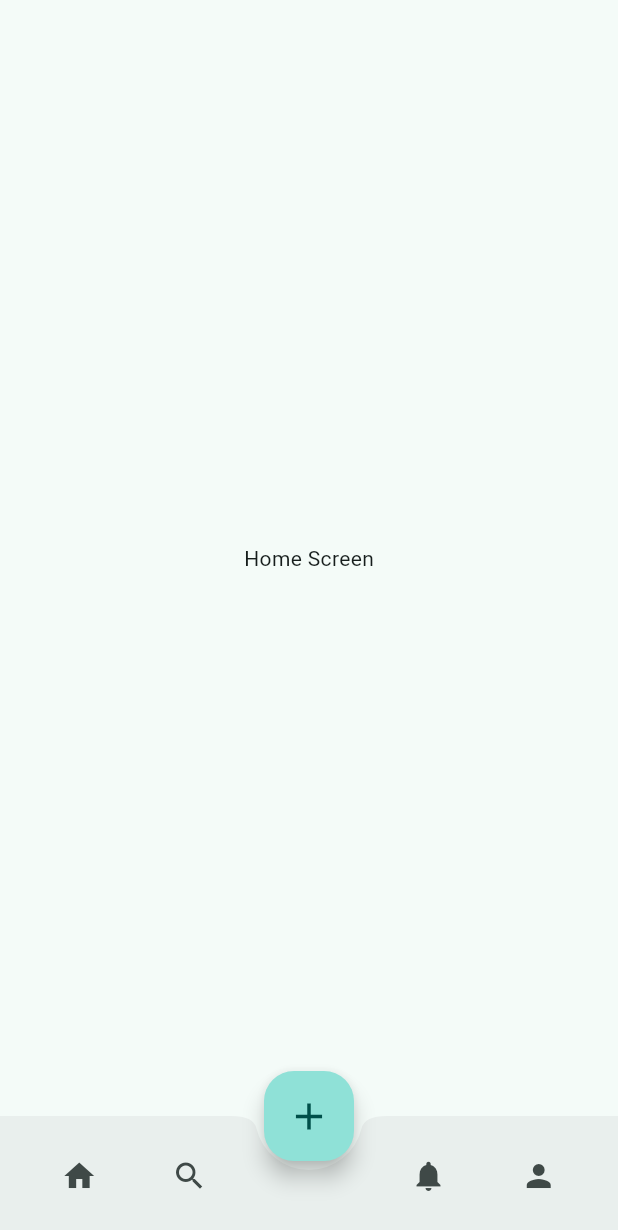
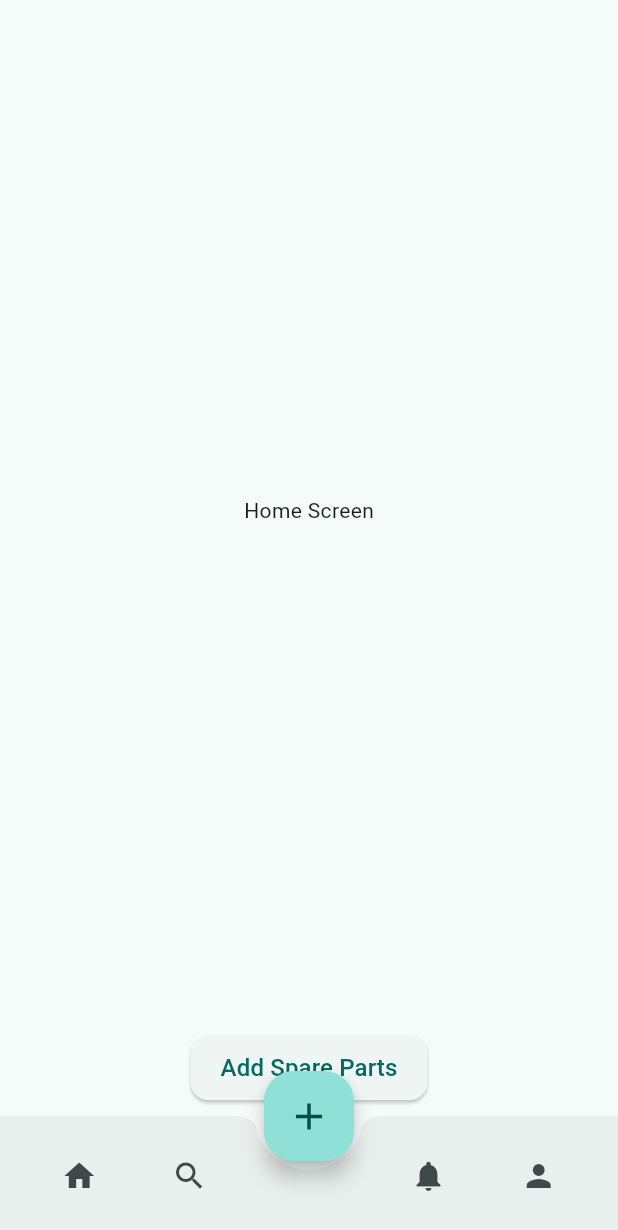
Before and after one commit to Biker-Mice/Client, a Flutter app: the screen it shows after launch, on a phone screen of 412 x 824 dp. Shown: the top 1230 px of the screen. Run offline on Flutter 3.47's test engine with Material 3 defaults, Android fonts, the phone set to English and light mode, and no system bars.

Commit message:
add parts added

```diff
--- a/lib/Screens/HomeScreen.dart
+++ b/lib/Screens/HomeScreen.dart
@@ -3,6 +3,8 @@ import 'package:client/Screens/NotificationScreen.dart';
 import 'package:client/Screens/ProfileScreen.dart';
 import 'package:client/Screens/SerachScreen.dart';
 import 'package:flutter/material.dart';
+
+import '../Screens/suraj/addParts.dart';
 
 class HomeScreen extends StatefulWidget {
   const HomeScreen({super.key});
@@ -15,11 +17,11 @@ class _HomeScreenState extends State<HomeScreen> {
   int selectedIndex = 0;
 
   final List<Widget> _pages = [
-    Center(child: Text('Home Screen')), // Home
-    SearchScreen(), // Search
-    AppointmentScreen(), // Appointment
-    NotificationScreen(), // Notification
-    ProfileScreen(), // Profile
+    const Center(child: Text('Home Screen')), // Home
+    const SearchScreen(), // Search
+    const AppointmentScreen(), // Appointment
+    const NotificationScreen(), // Notification
+    const ProfileScreen(), // Profile
   ];
 
   void _onItemTapped(int index) {
@@ -31,22 +33,44 @@ class _HomeScreenState extends State<HomeScreen> {
   @override
   Widget build(BuildContext context) {
     return Scaffold(
-      body:Column(
-         children: [
-           if (selectedIndex == 0)
+      body: Column(
+        children: [
+          if (selectedIndex == 0)
             Expanded(
               child: Container(
                 alignment: Alignment.center,
-                child: Text('Home Screen'),
+                child: const Text('Home Screen'),
               ),
             )
           else
             Expanded(
               child: _pages[selectedIndex],
             ),
-         ],
 
-
+          // Add Spareparts Button
+          Padding(
+            padding: const EdgeInsets.all(8.0),
+            child: ElevatedButton(
+              onPressed: () {
+                // Action for Add Spareparts button
+                Navigator.push(context,
+                    MaterialPageRoute(builder: (context) => const AddParts()));
+                print('Add Spareparts Button Pressed');
+              },
+              style: ElevatedButton.styleFrom(
+                padding:
+                    const EdgeInsets.symmetric(horizontal: 20, vertical: 10),
+                shape: RoundedRectangleBorder(
+                  borderRadius: BorderRadius.circular(12),
+                ),
+              ),
+              child: const Text(
+                'Add Spare Parts',
+                style: TextStyle(fontSize: 16),
+              ),
+            ),
+          ),
+        ],
       ), // Directly display the selected page
 
       floatingActionButton: SizedBox(
@@ -57,12 +81,12 @@ class _HomeScreenState extends State<HomeScreen> {
           onPressed: () {
             _onItemTapped(2); // Navigate to Appointment Screen
           },
+          shape: RoundedRectangleBorder(
+            borderRadius: BorderRadius.circular(20),
+          ),
           child: Icon(
             Icons.add,
             size: 30,
-          ),
-          shape: RoundedRectangleBorder(
-            borderRadius: BorderRadius.circular(20),
           ),
         ),
       ),
--- a/lib/Screens/SplashScreen.dart
+++ b/lib/Screens/SplashScreen.dart
@@ -27,7 +27,7 @@ class _SplashScreenState extends State<SplashScreen> {
       body:Center(
         child: Container(
 
-          child:Image(image: AssetImage("assets/image/image.png"))
+          child:const Image(image: AssetImage("assets/image/image.png"))
         ),
         ),
     );
--- a/lib/main.dart
+++ b/lib/main.dart
@@ -16,7 +16,7 @@ class MyApp extends StatelessWidget {
         title: 'Flutter Demo',
         theme: ThemeData(
           colorScheme: ColorScheme.fromSeed(
-            seedColor: Color(0xFF8FE1D7),
+            seedColor: const Color(0xFF8FE1D7),
           ),
           useMaterial3: true,
         ),
--- a/pubspec.yaml
+++ b/pubspec.yaml
@@ -35,6 +35,7 @@ dependencies:
   # The following adds the Cupertino Icons font to your application.
   # Use with the CupertinoIcons class for iOS style icons.
   cupertino_icons: ^1.0.2
+  firebase_core: ^3.6.0
 
 dev_dependencies:
   flutter_test:
```
Also changed, not shown: lib/Screens/suraj/addParts.dart (added, +78 -0 lines), lib/Screens/suraj/newPart.dart (added, +115 -0 lines), lib/Screens/suraj/newService.dart (added, +115 -0 lines), pubspec.lock, 3 other files.
